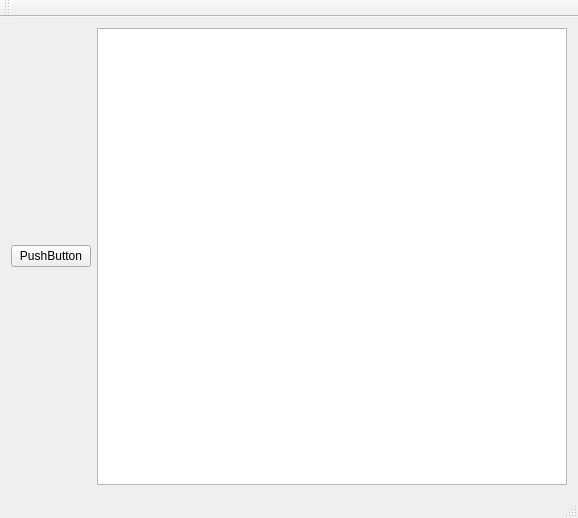
JohnAGoldsmith/QtLing, file QtLing/mainwindow.ui: the form before one commit.
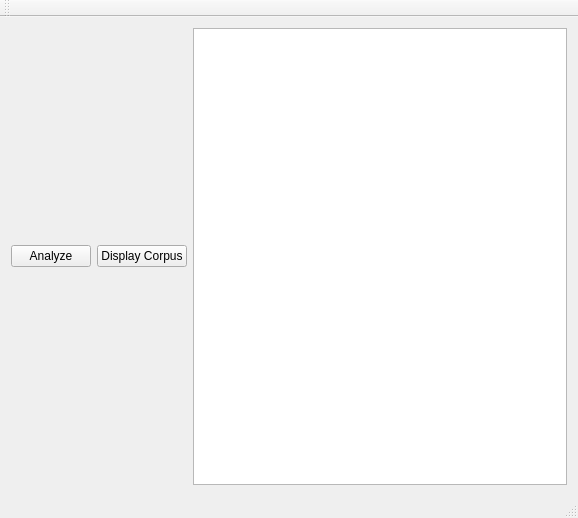
The form after the commit.

```diff
--- a/QtLing/mainwindow.ui
+++ b/QtLing/mainwindow.ui
@@ -15,15 +15,22 @@
   </property>
   <widget class="QWidget" name="centralWidget">
    <layout class="QGridLayout" name="gridLayout">
+    <item row="0" column="2">
+     <widget class="QTableView" name="tableView"/>
+    </item>
     <item row="0" column="0">
-     <widget class="QPushButton" name="pushButton">
+     <widget class="QPushButton" name="pushButton_2">
       <property name="text">
-       <string>PushButton</string>
+       <string>Analyze</string>
       </property>
      </widget>
     </item>
     <item row="0" column="1">
-     <widget class="QTableView" name="tableView"/>
+     <widget class="QPushButton" name="pushButton">
+      <property name="text">
+       <string>Display Corpus</string>
+      </property>
+     </widget>
     </item>
    </layout>
   </widget>
```
Left out of the diff: 8 changed lines with no effect on the pictures.
